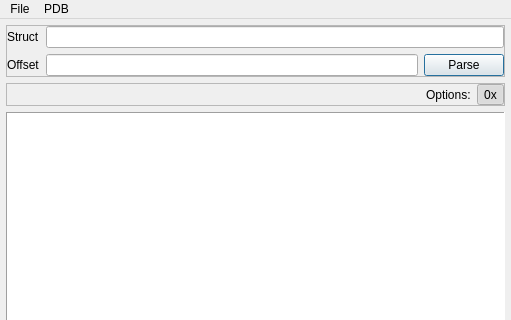
The window that views/ui/BinView.ui (ukyouz/Visual-Studio-Debug-Tools) describes before a commit, drawn with Qt 5; both pictures show x 0 to 511 and y 0 to 320 of the 511 by 616 pixel window.
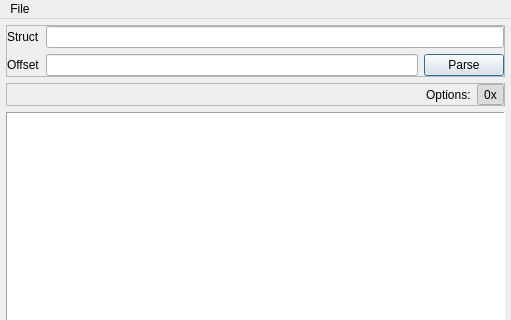
The same window after the commit.

Commit message: add plugin system

Patch:
```diff
--- a/views/ui/BinView.ui
+++ b/views/ui/BinView.ui
@@ -206,14 +206,7 @@
     <addaction name="separator"/>
     <addaction name="actionQuit"/>
    </widget>
-   <widget class="QMenu" name="menuPDB">
-    <property name="title">
-     <string>PDB</string>
-    </property>
-    <addaction name="actionLoad_PDB_file"/>
-   </widget>
    <addaction name="menuFile"/>
-   <addaction name="menuPDB"/>
   </widget>
   <widget class="QStatusBar" name="statusbar"/>
   <action name="actionOpen_File">
```
Left out of the diff: 2 changed lines with no effect on the pictures. The commit also changes 2 other files.
